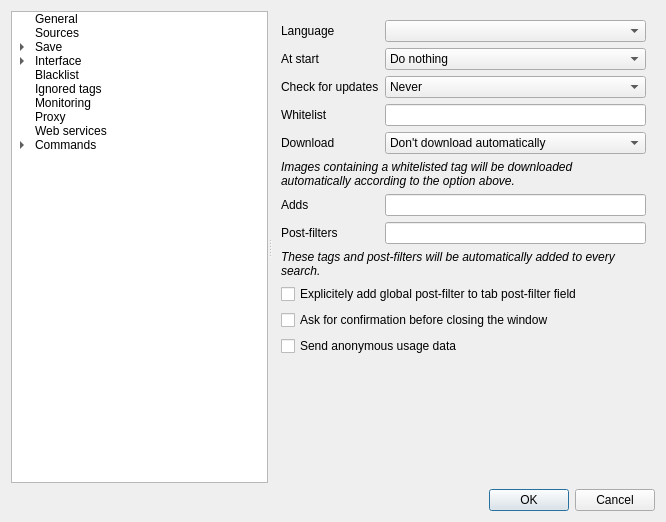
First picture: the form in src/gui/src/settings/options-window.ui, repository Bionus/imgbrd-grabber, before the edit.
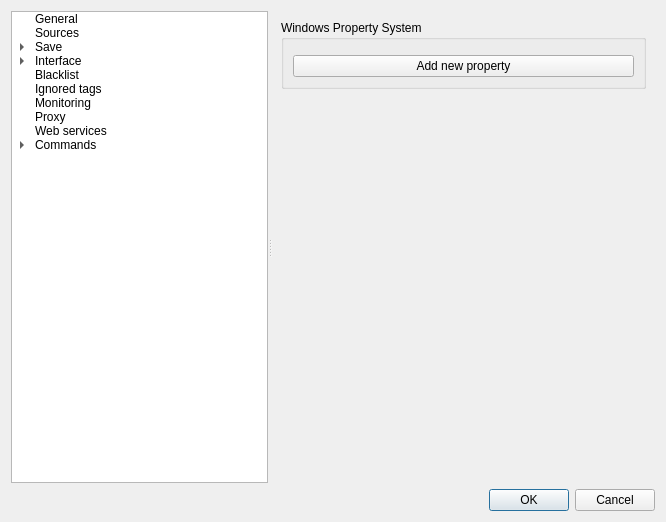
Second picture: the form after the edit. The open tabs and pages were chosen to show the change. Icons and pictures are not drawn.

Commit message: Add setting to write to the Windows Property System (fix #2258)

The edit to the form file:
```diff
--- a/src/gui/src/settings/options-window.ui
+++ b/src/gui/src/settings/options-window.ui
@@ -7,7 +7,7 @@
     <x>0</x>
     <y>0</y>
     <width>666</width>
-    <height>508</height>
+    <height>516</height>
    </rect>
   </property>
   <property name="windowTitle">
@@ -1113,6 +1113,29 @@
         </item>
        </layout>
       </widget>
+      <widget class="QWidget" name="pageSaveMetadata">
+       <layout class="QFormLayout" name="formLayout_6">
+        <item row="0" column="0" colspan="2">
+         <widget class="QGroupBox" name="groupMetadataPropsys">
+          <property name="title">
+           <string>Windows Property System</string>
+          </property>
+          <layout class="QFormLayout" name="formLayout_15">
+           <item row="0" column="0" colspan="2">
+            <layout class="QFormLayout" name="layoutMetadataPropsys"/>
+           </item>
+           <item row="1" column="0" colspan="2">
+            <widget class="QPushButton" name="buttonMetadataPropsysAdd">
+             <property name="text">
+              <string>Add new property</string>
+             </property>
+            </widget>
+           </item>
+          </layout>
+         </widget>
+        </item>
+       </layout>
+      </widget>
       <widget class="QWidget" name="pageSaveCustomSymbols">
        <layout class="QFormLayout" name="layoutCustom">
         <item row="0" column="0" colspan="2">
```
Left out of the diff: 7 changed lines with no effect on the pictures. The commit also changes 8 other files.
